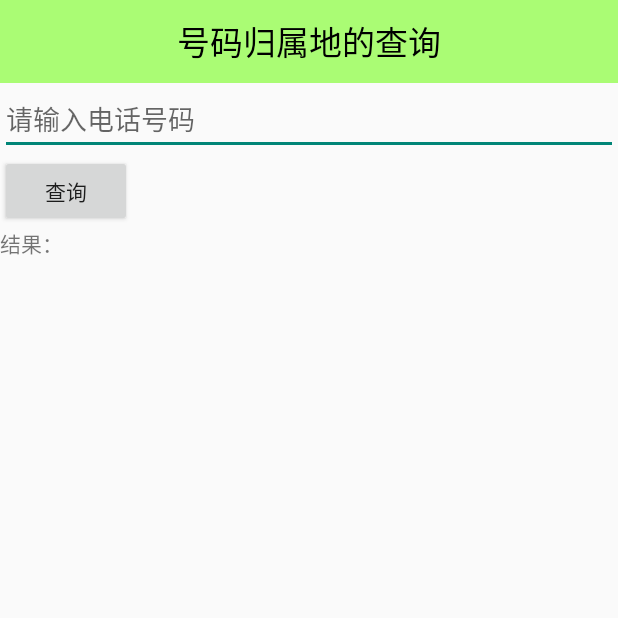
After one commit to zhangjianbinJAVA/MobileSafe, an Android app: the NumberAddressActivity screen opened directly, with no data from a screen before it, on a phone screen of 412 x 824 dp, the top half of it. The commit adds this screen. Run offline under Robolectric (Android 15) with nearby library versions, the phone set to English and light mode, and no system bars.

Commit message:
1.完成号码归属地查询 2.初始化化数据库操作

```diff
--- a/app/src/main/java/mobilesafe/itheima/com/mobilesafe/HomeActivity.java
+++ b/app/src/main/java/mobilesafe/itheima/com/mobilesafe/HomeActivity.java
@@ -84,9 +84,12 @@ public class HomeActivity extends Activity {
 
                         startActivity(intent);
                         break;
-
                     case 0: //手机防盗
                         showLostFindDialog();
+                        break;
+                    case 7://高级工具
+                        Intent intent1 = new Intent(HomeActivity.this, AtoolsActivity.class);
+                        startActivity(intent1);
                         break;
                 }
 
--- /dev/null
+++ b/app/src/main/java/mobilesafe/itheima/com/mobilesafe/NumberAddressActivity.java
@@ -0,0 +1,47 @@
+package mobilesafe.itheima.com.mobilesafe;
+
+import android.app.Activity;
+import android.os.Bundle;
+import android.text.TextUtils;
+import android.view.View;
+import android.widget.EditText;
+import android.widget.TextView;
+import android.widget.Toast;
+
+import mobilesafe.itheima.com.mobilesafe.utils.NumberAddressQueryUtils;
+
+public class NumberAddressActivity extends Activity {
+
+    private EditText ed_phone;
+    private TextView tv_showResult;
+
+    @Override
+    protected void onCreate(Bundle savedInstanceState) {
+        super.onCreate(savedInstanceState);
+        setContentView(R.layout.activity_number_address);
+
+        ed_phone = (EditText) findViewById(R.id.ed_phone);
+        tv_showResult = (TextView) findViewById(R.id.tv_showResult);
+
+
+    }
+
+
+    /**
+     * 查询号码归属地
+     *
+     * @param view
+     */
+    public void numberAddressQuery(View view) {
+
+        String phoneNumber = ed_phone.getText().toString().trim();
+        if (TextUtils.isEmpty(phoneNumber)) {
+            Toast.makeText(this, "号码为空", Toast.LENGTH_SHORT).show();
+        } else {
+            //去数据库中查询 电话号码查询归属地
+
+            String address = NumberAddressQueryUtils.queryNumber(phoneNumber);
+            tv_showResult.setText(address);
+        }
+    }
+}
--- a/app/src/main/res/layout/activity_home.xml
+++ b/app/src/main/res/layout/activity_home.xml
@@ -33,6 +33,7 @@
         android:layout_marginTop="15dip"
         android:numColumns="3"
         android:verticalSpacing="10dip"
+
         >
 
     </GridView>
--- /dev/null
+++ b/app/src/main/res/layout/activity_number_address.xml
@@ -0,0 +1,31 @@
+<LinearLayout xmlns:android="http://schemas.android.com/apk/res/android"
+    xmlns:tools="http://schemas.android.com/tools"
+    android:layout_width="match_parent"
+    android:layout_height="match_parent"
+    android:orientation="vertical"
+    tools:context="mobilesafe.itheima.com.mobilesafe.NumberAddressActivity">
+
+    <TextView
+        style="@style/page_title_style"
+        android:text="号码归属地的查询" />
+
+    <EditText
+        android:id="@+id/ed_phone"
+        android:layout_width="match_parent"
+        android:layout_height="wrap_content"
+        android:hint="请输入电话号码" />
+
+    <Button
+        android:id="@+id/numberAddressQuery"
+        android:layout_width="wrap_content"
+        android:layout_height="wrap_content"
+        android:onClick="numberAddressQuery"
+        android:text="查询" />
+
+    <TextView
+        android:id="@+id/tv_showResult"
+        android:layout_width="match_parent"
+        android:layout_height="wrap_content"
+        android:text="结果：" />
+
+</LinearLayout>
--- a/app/src/main/res/values/strings.xml
+++ b/app/src/main/res/values/strings.xml
@@ -12,4 +12,7 @@
     <string name="title_activity_setup4">Setup4Activity</string>
     <string name="title_activity_base_setup">BaseSetupActivity</string>
     <string name="title_activity_select_contact">SelectContactActivity</string>
+    <string name="andmin_desc">管理员描述信息</string>
+    <string name="title_activity_atools">AtoolsActivity</string>
+    <string name="title_activity_number_address">NumberAddressActivity</string>
 </resources>
--- a/app/src/main/res/values/styles.xml
+++ b/app/src/main/res/values/styles.xml
@@ -1,7 +1,7 @@
 <resources>
 
     <!-- Base application theme. -->
-    <style name="AppTheme" parent="Theme.AppCompat.Light">
+    <style name="AppTheme" parent="Theme.AppCompat.Light.DarkActionBar">
         <item name="windowNoTitle">true</item>
     </style>
 
```
Also changed, not shown: app/src/main/AndroidManifest.xml (+55 -33 lines), app/src/main/java/mobilesafe/itheima/com/mobilesafe/AtoolsActivity.java (added, +31 -0 lines), app/src/main/java/mobilesafe/itheima/com/mobilesafe/receiver/Admin.java (added, +9 -0 lines), app/src/main/java/mobilesafe/itheima/com/mobilesafe/receiver/SmsReceiver.java (+86 -1 lines), app/src/main/java/mobilesafe/itheima/com/mobilesafe/splashActivity.java (+36 -2 lines), app/src/main/java/mobilesafe/itheima/com/mobilesafe/utils/NumberAddressQueryUtils.java (added, +97 -0 lines), app/src/main/res/layout/activity_atools.xml (added, +27 -0 lines), app/src/main/res/menu/menu_atools.xml (added, +7 -0 lines), app/src/main/res/menu/menu_number_address.xml (added, +7 -0 lines), app/src/main/res/xml/device_admin.xml (added, +13 -0 lines), 1 other file.
